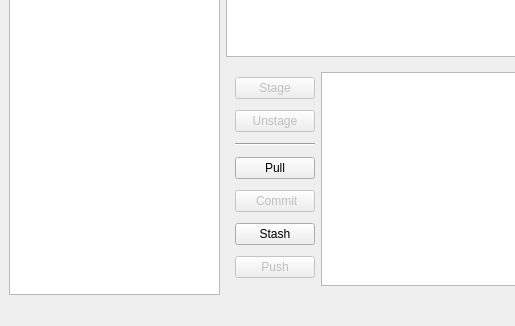
Before: the Qt Designer form gitraffe/layouts/main_window.ui in pycircle/gitraffe, drawn with Qt 5; both pictures show x 0 to 515 and y 265 to 591 of the 857 by 591 pixel window.
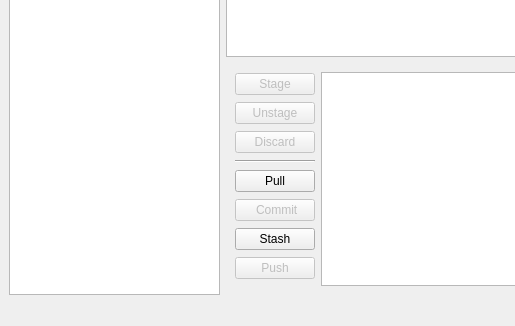
After: the same form once the commit is applied. The open tabs and pages were chosen to show the change. Icons and pictures are not drawn.

Diff of the .ui file:
```diff
--- a/gitraffe/layouts/main_window.ui
+++ b/gitraffe/layouts/main_window.ui
@@ -110,6 +110,16 @@
                 </property>
                </widget>
               </item>
+              <item>
+               <widget class="QPushButton" name="discardButton">
+                <property name="enabled">
+                 <bool>false</bool>
+                </property>
+                <property name="text">
+                 <string>Discard</string>
+                </property>
+               </widget>
+              </item>
               <item>
                <widget class="Line" name="separator">
                 <property name="orientation">
```
Left out of the diff: 19 changed lines with no effect on the pictures.
